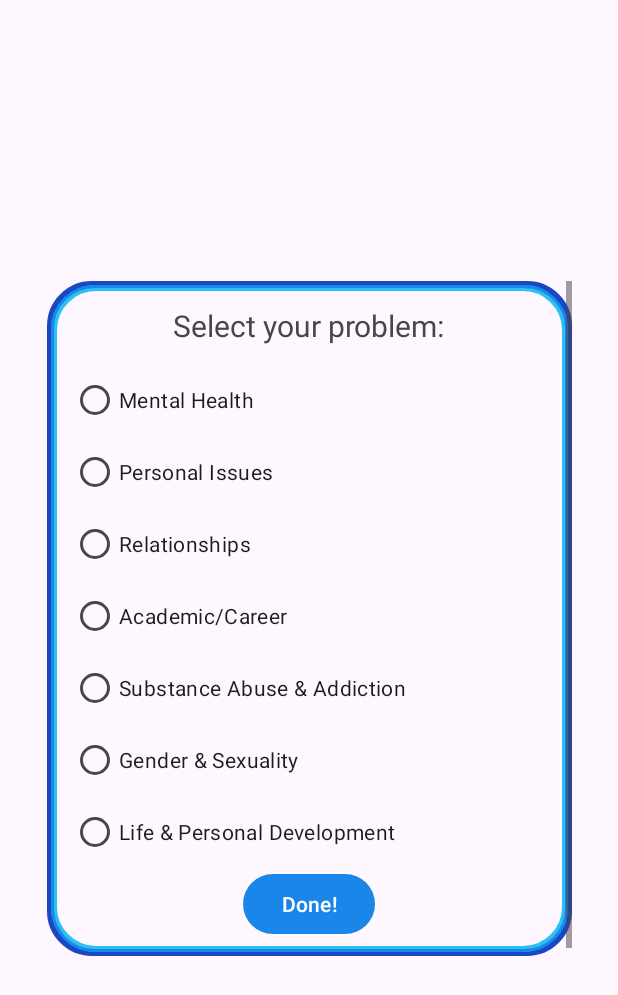
After one commit to Gonts3/Mind-Support, an Android app: the SelectProblemsActivity screen opened directly, with no data from a screen before it, on a phone screen of 412 x 824 dp. The commit adds this screen. Shown: the top 995 px of the screen. Run offline under Robolectric (Android 15) with nearby library versions, the phone set to English and light mode, and no system bars.

Commit message:
Added a get problem activity for the user to select their problems. Store the proble ID in an arrayList.

```diff
--- a/app/src/main/AndroidManifest.xml
+++ b/app/src/main/AndroidManifest.xml
@@ -14,6 +14,9 @@
         android:supportsRtl="true"
         android:theme="@style/Theme.MindSupport"
         tools:targetApi="31">
+        <activity
+            android:name=".SelectProblemsActivity"
+            android:exported="false" />
         <activity
             android:name=".counsellor.CouncillorScreen"
             android:exported="false" />
--- /dev/null
+++ b/app/src/main/java/com/ultimate/mindsupport/SelectProblemsActivity.java
@@ -0,0 +1,67 @@
+package com.ultimate.mindsupport;
+
+import android.content.Intent;
+import android.os.Bundle;
+import android.util.Log;
+import android.view.View;
+import android.widget.RadioButton;
+import android.widget.RadioGroup;
+import android.widget.Toast;
+
+import androidx.activity.EdgeToEdge;
+import androidx.appcompat.app.AppCompatActivity;
+import androidx.core.graphics.Insets;
+import androidx.core.view.ViewCompat;
+import androidx.core.view.WindowInsetsCompat;
+
+import com.ultimate.mindsupport.client.ClientLoginActivity;
+import com.ultimate.mindsupport.counsellor.CouncillorScreen;
+import com.ultimate.mindsupport.client.ClientScreen;
+
+import java.util.ArrayList;
+
+public class SelectProblemsActivity extends AppCompatActivity {
+
+    ArrayList<Integer> problemID= new ArrayList<>();
+    RadioButton problem1,problem2,problem3,problem4,problem5,problem6,problem7;
+    @Override
+    protected void onCreate(Bundle savedInstanceState) {
+        super.onCreate(savedInstanceState);
+        EdgeToEdge.enable(this);
+        setContentView(R.layout.activity_select_problems);
+        ViewCompat.setOnApplyWindowInsetsListener(findViewById(R.id.main), (v, insets) -> {
+            Insets systemBars = insets.getInsets(WindowInsetsCompat.Type.systemBars());
+            v.setPadding(systemBars.left, systemBars.top, systemBars.right, systemBars.bottom);
+            return insets;
+        });
+    }
+    private void initViews(){
+        problem1 = findViewById(R.id.problem1);
+        problem2 = findViewById(R.id.problem2);
+        problem3 = findViewById(R.id.problem3);
+        problem4 = findViewById(R.id.problem4);
+        problem5 = findViewById(R.id.problem5);
+        problem6 = findViewById(R.id.problem6);
+        problem7 = findViewById(R.id.problem7);
+    }
+
+    public void getProblemID(View v){
+        RadioGroup group = findViewById(R.id.idGroup);
+        int selectedId = group.getCheckedRadioButtonId();
+
+        if (selectedId != -1) {
+            RadioButton selected = findViewById(selectedId);
+            String selectedText = selected.getText().toString();
+
+            Toast.makeText(this, "You chose: " + selectedText, Toast.LENGTH_SHORT).show();
+            int problemId = Integer.parseInt(selected.getTag().toString());
+            problemID.add(problemId);
+            //go to client screen
+            Intent intent =  new Intent(SelectProblemsActivity.this, ClientScreen.class);
+            startActivity(intent);
+        }
+        else {
+            Toast.makeText(this, "Please select a problem", Toast.LENGTH_SHORT).show();
+        }
+    }
+}
--- a/app/src/main/java/com/ultimate/mindsupport/client/ClientScreen.java
+++ b/app/src/main/java/com/ultimate/mindsupport/client/ClientScreen.java
@@ -1,6 +1,8 @@
 package com.ultimate.mindsupport.client;
 
+import android.net.Uri;
 import android.os.Bundle;
+import android.widget.VideoView;
 
 import androidx.activity.EdgeToEdge;
 import androidx.appcompat.app.AppCompatActivity;
@@ -22,5 +24,6 @@ public class ClientScreen extends AppCompatActivity {
             v.setPadding(systemBars.left, systemBars.top, systemBars.right, systemBars.bottom);
             return insets;
         });
+
     }
 }
--- /dev/null
+++ b/app/src/main/res/drawable/scrollview_border.xml
@@ -0,0 +1,30 @@
+<?xml version="1.0" encoding="utf-8"?>
+<layer-list xmlns:android="http://schemas.android.com/apk/res/android">
+
+    <!-- Glow outer layer -->
+    <item>
+        <shape android:shape="rectangle">
+            <solid android:color="@android:color/transparent"/>
+            <corners android:radius="28dp"/>
+            <stroke android:width="4dp" android:color="#1849c2"/>
+        </shape>
+    </item>
+    <!-- Glow outer layer -->
+    <item android:top="3dp" android:bottom="3dp" android:left="3dp" android:right="3dp">
+        <shape android:shape="rectangle">
+            <solid android:color="@android:color/transparent"/>
+            <corners android:radius="28dp"/>
+            <stroke android:width="4dp" android:color="#2ac2f3"/>
+        </shape>
+    </item>
+
+    <!-- Inner content border -->
+    <item android:top="3dp" android:bottom="3dp" android:left="3dp" android:right="3dp">
+        <shape android:shape="rectangle">
+            <solid android:color="@android:color/transparent"/>
+            <corners android:radius="28dp"/>
+            <stroke android:width="2dp" android:color="#1b86ea"/>
+        </shape>
+    </item>
+
+</layer-list>
--- a/app/src/main/res/layout/activity_counsellor_login.xml
+++ b/app/src/main/res/layout/activity_counsellor_login.xml
@@ -213,7 +213,7 @@
     <androidx.cardview.widget.CardView
         android:id="@+id/CotpCard2"
         android:layout_width="match_parent"
-        android:layout_height="380dp"
+        android:layout_height="480dp"
         android:layout_alignParentBottom="true"
         android:layout_marginBottom="-20dp"
         android:elevation="10dp"
@@ -222,7 +222,7 @@
 
         <LinearLayout
             android:layout_width="match_parent"
-            android:layout_height="380dp"
+            android:layout_height="480dp"
             android:orientation="vertical"
             android:padding="28dp">
 
--- /dev/null
+++ b/app/src/main/res/layout/activity_select_problems.xml
@@ -0,0 +1,91 @@
+<?xml version="1.0" encoding="utf-8"?>
+<androidx.constraintlayout.widget.ConstraintLayout xmlns:android="http://schemas.android.com/apk/res/android"
+    xmlns:app="http://schemas.android.com/apk/res-auto"
+    xmlns:tools="http://schemas.android.com/tools"
+    android:id="@+id/main"
+    android:layout_width="match_parent"
+    android:layout_height="match_parent"
+    tools:context=".SelectProblemsActivity"
+    >
+
+    <ScrollView
+        android:layout_width="350dp"
+        android:layout_height="450dp"
+        app:layout_constraintTop_toTopOf="parent"
+        app:layout_constraintBottom_toBottomOf="parent"
+        app:layout_constraintStart_toStartOf="parent"
+        app:layout_constraintEnd_toEndOf="parent"
+        android:background="@drawable/scrollview_border"
+        >
+
+        <LinearLayout
+            android:layout_width="match_parent"
+            android:layout_height="wrap_content"
+            android:orientation="vertical"
+            android:padding="16dp">
+
+            <TextView
+                android:layout_width="wrap_content"
+                android:layout_height="wrap_content"
+                android:text="Select your problem:"
+                android:fontFamily="sans-serif"
+                android:textSize="20sp"
+                android:layout_gravity="center_horizontal"
+                android:layout_marginBottom="12dp"/>
+            <RadioGroup
+                android:id="@+id/idGroup"
+                android:layout_width="match_parent"
+                android:layout_height="wrap_content">
+                <RadioButton
+                    android:id="@+id/problem1"
+                    android:layout_width="wrap_content"
+                    android:layout_height="wrap_content"
+                    android:text="Mental Health"
+                    android:tag="1"/>
+                <RadioButton
+                    android:id="@+id/problem2"
+                    android:layout_width="wrap_content"
+                    android:layout_height="wrap_content"
+                    android:text="Personal Issues"
+                    android:tag="2"/>
+                <RadioButton
+                    android:id="@+id/problem3"
+                    android:layout_width="wrap_content"
+                    android:layout_height="wrap_content"
+                    android:text="Relationships"
+                    android:tag="3"/>
+                <RadioButton
+                    android:id="@+id/problem4"
+                    android:layout_width="wrap_content"
+                    android:layout_height="wrap_content"
+                    android:text="Academic/Career"
+                    android:tag="4"/>
+                <RadioButton
+                    android:id="@+id/problem5"
+                    android:layout_width="wrap_content"
+                    android:layout_height="wrap_content"
+                    android:text="Substance Abuse &amp; Addiction"
+                    android:tag="5"/>
+                <RadioButton
+                    android:id="@+id/problem6"
+                    android:layout_width="wrap_content"
+                    android:layout_height="wrap_content"
+                    android:text="Gender &amp; Sexuality"
+                    android:tag="6"/>
+                <RadioButton
+                    android:id="@+id/problem7"
+                    android:layout_width="wrap_content"
+                    android:layout_height="wrap_content"
+                    android:text="Life &amp; Personal Development"
+                    android:tag="7"/>
+            </RadioGroup>
+            <Button
+                android:id="@+id/problemsSelected"
+                android:layout_width="wrap_content"
+                android:layout_height="wrap_content"
+                android:text="Done!"
+                android:layout_gravity="center"
+                android:onClick="getProblemID"/>
+        </LinearLayout>
+    </ScrollView>
+</androidx.constraintlayout.widget.ConstraintLayout>
--- a/app/src/main/res/values-night/themes.xml
+++ b/app/src/main/res/values-night/themes.xml
@@ -3,5 +3,10 @@
     <style name="Base.Theme.MindSupport" parent="Theme.Material3.DayNight.NoActionBar">
         <!-- Customize your dark theme here. -->
         <!-- <item name="colorPrimary">@color/my_dark_primary</item> -->
+        <item name="colorPrimary">@color/blue6</item>
+
     </style>
+    <!-- In the same file or in styles.xml -->
+
+
 </resources>
--- a/app/src/main/res/values/colors.xml
+++ b/app/src/main/res/values/colors.xml
@@ -2,4 +2,10 @@
 <resources>
     <color name="black">#FF000000</color>
     <color name="white">#FFFFFFFF</color>
+    <color name="blue1">#1849c2</color>
+    <color name="blue2">#2ac2f3</color>
+    <color name="blue3">#1b86ea</color>
+    <color name="blue4">#020bb5</color>
+    <color name="blue5">#0049ff</color>
+    <color name="blue6">#00d1ff</color>
 </resources>
--- a/app/src/main/res/values/themes.xml
+++ b/app/src/main/res/values/themes.xml
@@ -3,6 +3,7 @@
     <style name="Base.Theme.MindSupport" parent="Theme.Material3.DayNight.NoActionBar">
         <!-- Customize your light theme here. -->
         <!-- <item name="colorPrimary">@color/my_light_primary</item> -->
+        <item name="colorPrimary">@color/blue3</item>
     </style>
 
     <style name="Theme.MindSupport" parent="Base.Theme.MindSupport" />
```
Also changed, not shown: app/src/main/java/com/ultimate/mindsupport/LoginManager.java (+0 -40 lines), app/src/main/java/com/ultimate/mindsupport/client/ClientLoginActivity.java (+5 -2 lines), app/src/main/java/com/ultimate/mindsupport/counsellor/CounsellorLoginActivity.java (+16 -23 lines), app/src/main/res/layout/activity_client_screen.xml (+6 -9 lines), 1 other file.
